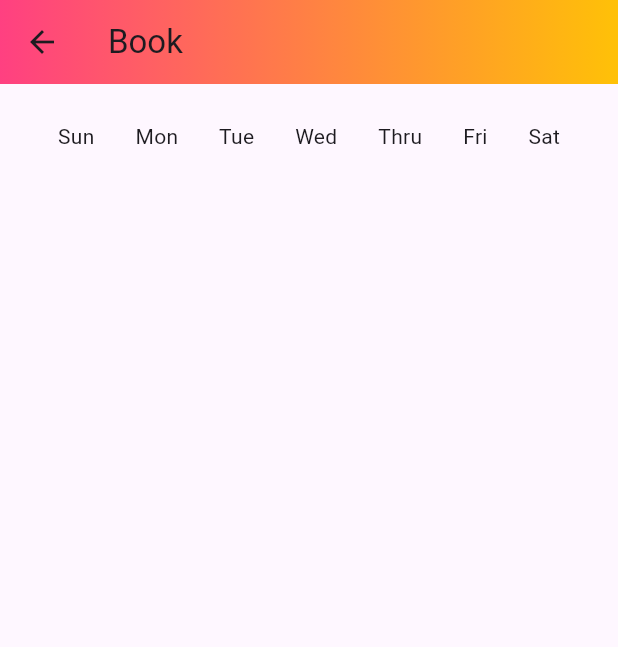
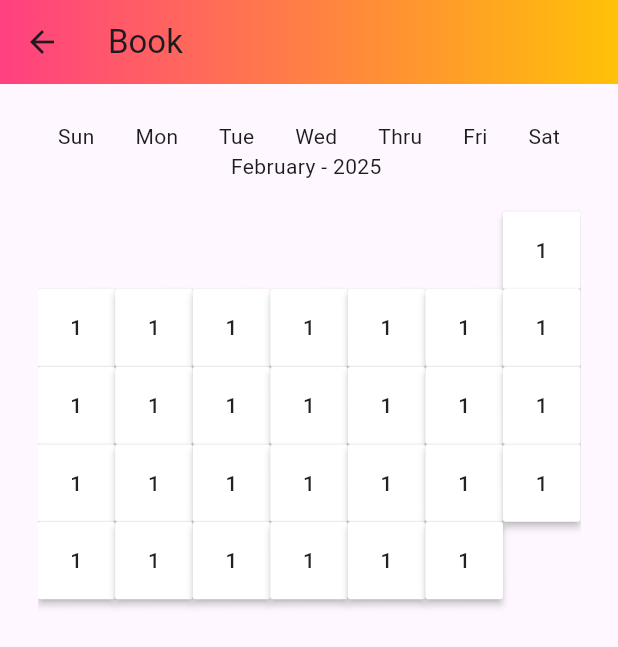
Before and after one commit to ujjwalmangalatreya/afnoghar, a Flutter app: the BookListingScreen screen opened directly with empty values, on a phone screen of 412 x 824 dp. Shown: the top 647 px of the screen. Run offline on Flutter 3.47's test engine with Material 3 defaults, Android fonts, the phone set to English and light mode, and no system bars; our stand-ins replace appwrite, custom_rating_bar, get, image_picker; network calls fail.

Commit message:
Adding calender to booknow

```diff
--- a/lib/view/guestScreens/book_listing_screen.dart
+++ b/lib/view/guestScreens/book_listing_screen.dart
@@ -49,7 +49,7 @@ class _BookListingScreenState extends State<BookListingScreen> {
   }
 
   _loadBookedDates(){
-    posting!.getAllBookingFromDatabase().whenComplere((){
+    posting!.getAllBookingFromDatabase().whenComplete((){
       bookedDates = posting!.getAllBookedDates();
       _buildCalenderWidgets();
     });
--- a/lib/widgets/calender_ui.dart
+++ b/lib/widgets/calender_ui.dart
@@ -133,7 +133,7 @@ class MonthTileWidget extends StatelessWidget {
     return  Text(
       dateTime == null ? "" : dateTime!.day.toString(),
       style: TextStyle(
-        fontSize: 4,
+        fontSize: 14,
       ),
     );
   }
```
